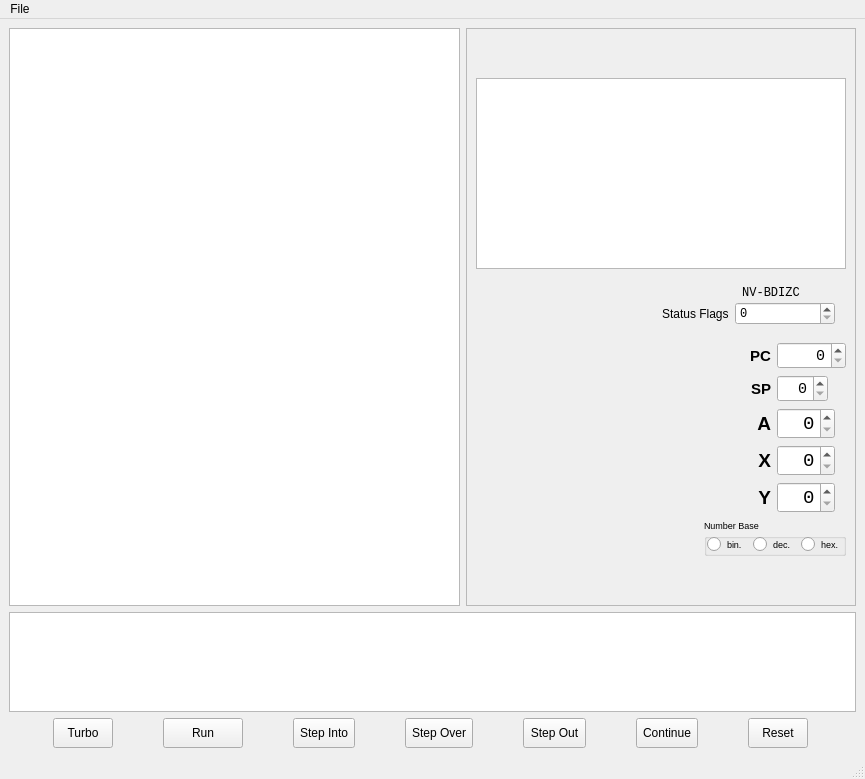
This is mainwindow.ui in jnbarchan/6502assembler as Qt 5 draws it before an edit. The edited form follows.
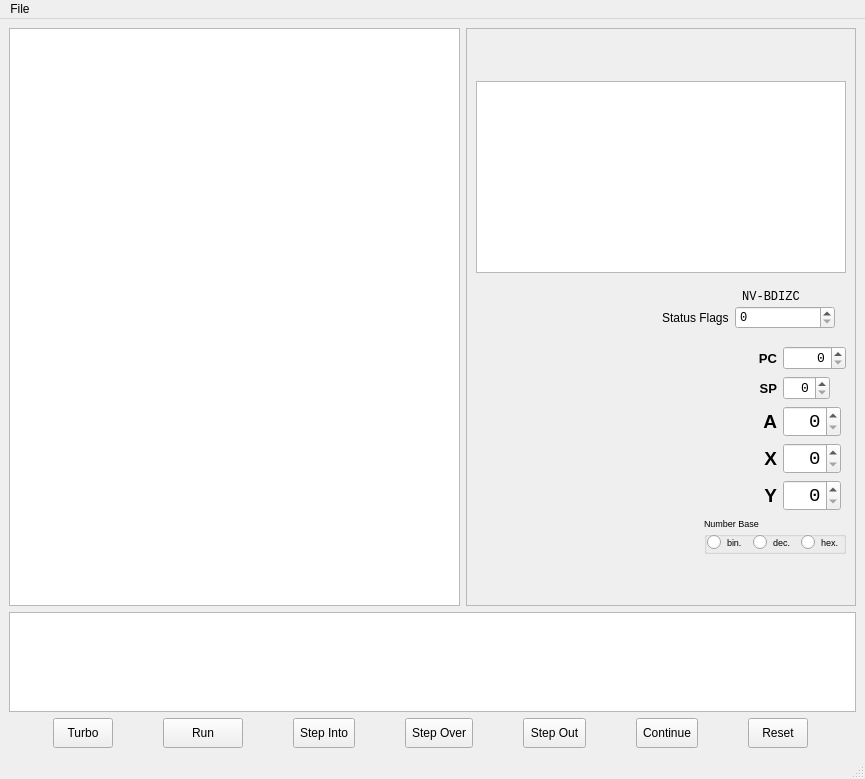
This is the edited form. Icons and pictures are not drawn. Custom widgets are drawn as their Qt base class.

```diff
--- a/mainwindow.ui
+++ b/mainwindow.ui
@@ -94,7 +94,7 @@
            <property name="font">
             <font>
              <family>Monospace</family>
-             <pointsize>11</pointsize>
+             <pointsize>10</pointsize>
             </font>
            </property>
            <property name="alignment">
@@ -137,7 +137,7 @@
           <widget class="QLabel" name="labelSP">
            <property name="font">
             <font>
-             <pointsize>11</pointsize>
+             <pointsize>10</pointsize>
              <bold>true</bold>
             </font>
            </property>
@@ -462,7 +462,7 @@
           <widget class="QLabel" name="labelPC">
            <property name="font">
             <font>
-             <pointsize>11</pointsize>
+             <pointsize>10</pointsize>
              <bold>true</bold>
             </font>
            </property>
@@ -485,7 +485,7 @@
            <property name="font">
             <font>
              <family>Monospace</family>
-             <pointsize>11</pointsize>
+             <pointsize>10</pointsize>
             </font>
            </property>
            <property name="alignment">
```
